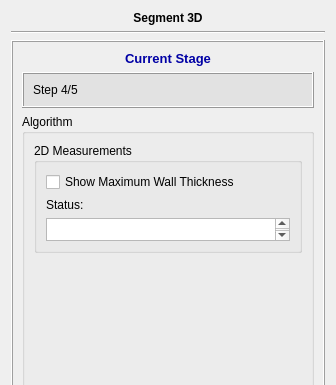
The window that codes/UI/ModuleWidget.ui (wuzhuobin/PlaqueQuant) describes before a commit, drawn with Qt 5; both pictures show x 0 to 336 and y 0 to 385 of the 336 by 840 pixel window.
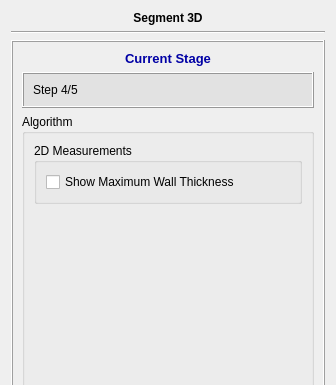
The same window after the commit. The open tabs and pages were chosen to show the change. Icons and pictures are not drawn.

```diff
--- a/codes/UI/ModuleWidget.ui
+++ b/codes/UI/ModuleWidget.ui
@@ -961,29 +961,6 @@
                </property>
               </widget>
              </item>
-             <item>
-              <widget class="QLabel" name="label_5">
-               <property name="text">
-                <string>Status:</string>
-               </property>
-              </widget>
-             </item>
-             <item>
-              <widget class="QTextBrowser" name="MWTTextBrowser">
-               <property name="maximumSize">
-                <size>
-                 <width>16777215</width>
-                 <height>16777215</height>
-                </size>
-               </property>
-               <property name="autoFillBackground">
-                <bool>false</bool>
-               </property>
-               <property name="styleSheet">
-                <string notr="true"/>
-               </property>
-              </widget>
-             </item>
             </layout>
            </widget>
           </item>
```
Left out of the diff: 2 changed lines with no effect on the pictures.
